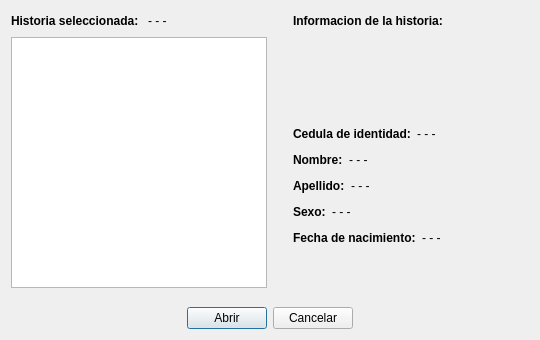
Before: the Qt Designer form abrirhistoria.ui in Gabrielnz/pasantia-CIMBUC, drawn with Qt 5.
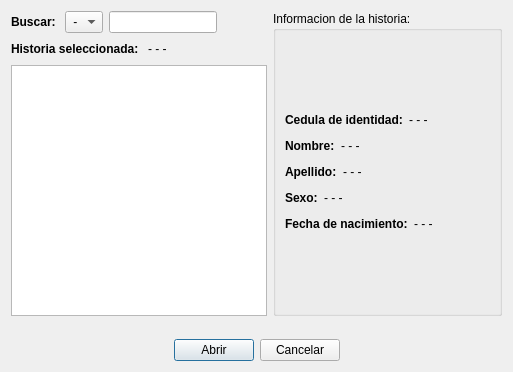
After: the same form once the commit is applied.

What changed in the file:
```diff
--- a/abrirhistoria.ui
+++ b/abrirhistoria.ui
@@ -6,21 +6,77 @@
    <rect>
     <x>0</x>
     <y>0</y>
-    <width>540</width>
-    <height>340</height>
+    <width>511</width>
+    <height>372</height>
    </rect>
   </property>
   <property name="windowTitle">
    <string>Dialog</string>
   </property>
-  <layout class="QGridLayout" name="gridLayout">
+  <layout class="QGridLayout" name="gridLayout_2">
    <item row="0" column="0">
-    <layout class="QVBoxLayout" name="verticalLayout_4">
+    <layout class="QVBoxLayout" name="verticalLayout_5">
      <item>
-      <layout class="QHBoxLayout" name="horizontalLayout_9">
+      <layout class="QHBoxLayout" name="horizontalLayout_11">
+       <item>
+        <layout class="QHBoxLayout" name="horizontalLayout_10">
        <item>
         <layout class="QVBoxLayout" name="verticalLayout_3">
          <item>
+            <layout class="QVBoxLayout" name="verticalLayout_2">
+             <item>
+              <layout class="QHBoxLayout" name="horizontalLayout_9">
+               <item>
+                <widget class="QLabel" name="etqBuscar">
+                 <property name="font">
+                  <font>
+                   <weight>75</weight>
+                   <bold>true</bold>
+                  </font>
+                 </property>
+                 <property name="text">
+                  <string>&lt;html&gt;&lt;head/&gt;&lt;body&gt;&lt;p&gt;Buscar: &lt;/p&gt;&lt;/body&gt;&lt;/html&gt;</string>
+                 </property>
+                </widget>
+               </item>
+               <item>
+                <widget class="QComboBox" name="cBoxBuscar">
+                 <item>
+                  <property name="text">
+                   <string> -</string>
+                  </property>
+                 </item>
+                 <item>
+                  <property name="text">
+                   <string>V</string>
+                  </property>
+                 </item>
+                 <item>
+                  <property name="text">
+                   <string>E</string>
+                  </property>
+                 </item>
+                </widget>
+               </item>
+               <item>
+                <widget class="QLineEdit" name="lineaBuscar"/>
+               </item>
+               <item>
+                <spacer name="horizontalSpacer_3">
+                 <property name="orientation">
+                  <enum>Qt::Horizontal</enum>
+                 </property>
+                 <property name="sizeHint" stdset="0">
+                  <size>
+                   <width>40</width>
+                   <height>20</height>
+                  </size>
+                 </property>
+                </spacer>
+               </item>
+              </layout>
+             </item>
+             <item>
           <layout class="QHBoxLayout" name="horizontalLayout_2">
            <item>
             <widget class="QLabel" name="etqHistoria">
@@ -49,10 +105,13 @@
             </widget>
            </item>
            <item>
-            <spacer name="horizontalSpacer_3">
+                <spacer name="horizontalSpacer_12">
              <property name="orientation">
               <enum>Qt::Horizontal</enum>
              </property>
+                 <property name="sizeType">
+                  <enum>QSizePolicy::Fixed</enum>
+                 </property>
              <property name="sizeHint" stdset="0">
               <size>
                <width>40</width>
@@ -60,6 +119,8 @@
               </size>
              </property>
             </spacer>
+               </item>
+              </layout>
            </item>
           </layout>
          </item>
@@ -87,54 +148,22 @@
          </item>
         </layout>
        </item>
-       <item>
-        <spacer name="horizontalSpacer_9">
-         <property name="orientation">
-          <enum>Qt::Horizontal</enum>
-         </property>
-         <property name="sizeType">
-          <enum>QSizePolicy::Fixed</enum>
-         </property>
-         <property name="sizeHint" stdset="0">
-          <size>
-           <width>20</width>
-           <height>20</height>
-          </size>
-         </property>
-        </spacer>
+        </layout>
        </item>
        <item>
-        <layout class="QVBoxLayout" name="verticalLayout_2">
-         <item>
-          <layout class="QHBoxLayout" name="horizontalLayout_8">
-           <item>
-            <widget class="QLabel" name="etqInfoHistoria">
+        <widget class="QGroupBox" name="groupBox">
              <property name="font">
               <font>
-               <weight>75</weight>
-               <bold>true</bold>
-              </font>
-             </property>
-             <property name="text">
-              <string>&lt;html&gt;&lt;head/&gt;&lt;body&gt;&lt;p&gt;Informacion de la historia:&lt;/p&gt;&lt;/body&gt;&lt;/html&gt;</string>
-             </property>
-            </widget>
-           </item>
-           <item>
-            <spacer name="horizontalSpacer_11">
-             <property name="orientation">
-              <enum>Qt::Horizontal</enum>
-             </property>
-             <property name="sizeHint" stdset="0">
-              <size>
-               <width>40</width>
-               <height>20</height>
-              </size>
-             </property>
-            </spacer>
-           </item>
-          </layout>
-         </item>
+           <weight>50</weight>
+           <bold>false</bold>
+          </font>
+         </property>
+         <property name="title">
+          <string>Informacion de la historia:</string>
+         </property>
+         <layout class="QGridLayout" name="gridLayout">
+          <item row="0" column="0">
+           <layout class="QVBoxLayout" name="verticalLayout_4">
          <item>
           <spacer name="verticalSpacer_4">
            <property name="orientation">
@@ -149,6 +178,8 @@
           </spacer>
          </item>
          <item>
+             <layout class="QHBoxLayout" name="horizontalLayout_8">
+              <item>
           <layout class="QVBoxLayout" name="verticalLayout">
            <item>
             <layout class="QHBoxLayout" name="horizontalLayout_7">
@@ -305,6 +336,23 @@
              </item>
             </layout>
            </item>
+               </layout>
+              </item>
+              <item>
+               <spacer name="horizontalSpacer_4">
+                <property name="orientation">
+                 <enum>Qt::Horizontal</enum>
+                </property>
+                <property name="sizeHint" stdset="0">
+                 <size>
+                  <width>40</width>
+                  <height>20</height>
+                 </size>
+                </property>
+               </spacer>
+              </item>
+             </layout>
+            </item>
            <item>
             <spacer name="verticalSpacer">
              <property name="orientation">
@@ -321,6 +369,7 @@
           </layout>
          </item>
         </layout>
+        </widget>
        </item>
       </layout>
      </item>
@@ -331,7 +380,7 @@
        </property>
        <property name="sizeHint" stdset="0">
         <size>
-         <width>494</width>
+         <width>491</width>
          <height>13</height>
         </size>
        </property>
```
Lines whose indentation alone changed are shown as unchanged.
